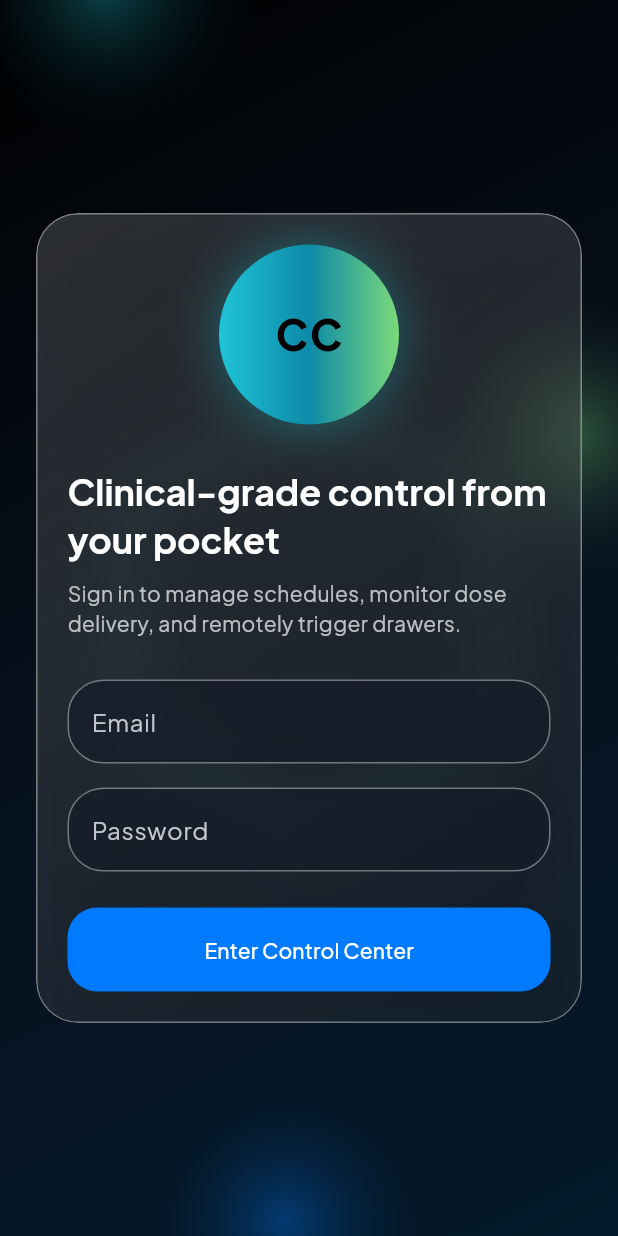
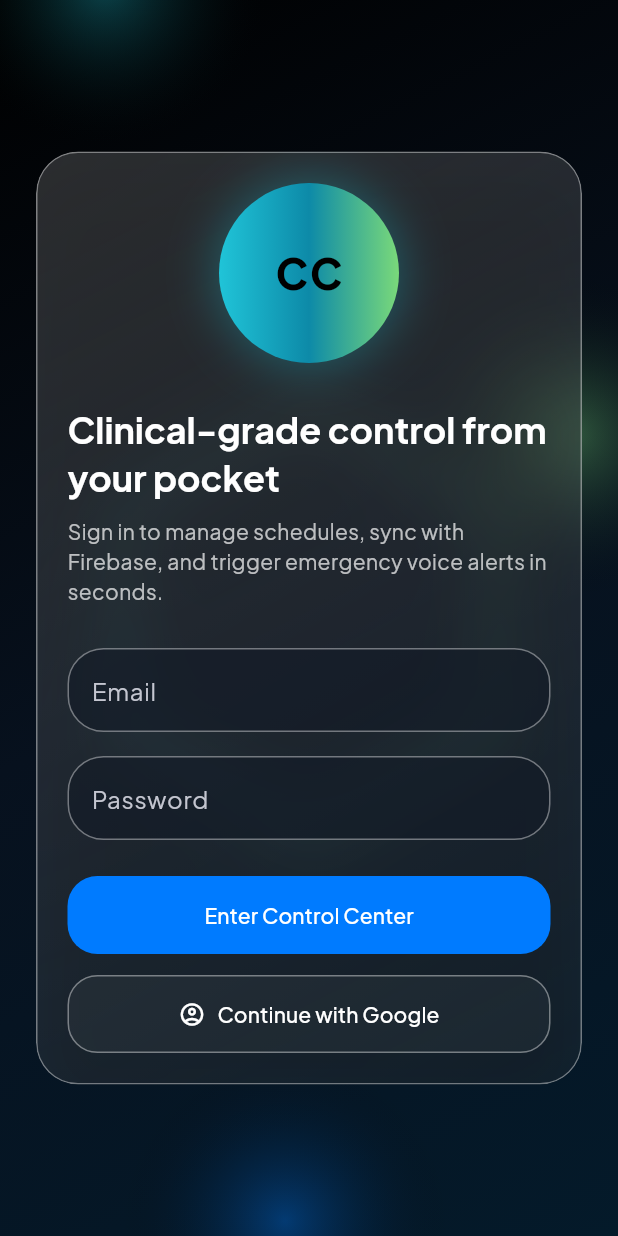
Before and after one commit to moamentorky8/CureConnect-_, a Flutter app: the screen it shows after launch, on a phone screen of 412 x 824 dp. Run offline on Flutter 3.47's test engine with Material 3 defaults, Android fonts, the phone set to English and light mode, and no system bars; our stand-ins replace cloud_firestore, firebase_auth, firebase_core, firebase_database, flutter_riverpod, google_fonts; accounts and stored records are empty.

Commit message:
Feature: Google Auth, Med Scheduling, SOS Voice & Auto-Build

```diff
--- a/flutter_app/lib/features/auth/presentation/pages/login_page.dart
+++ b/flutter_app/lib/features/auth/presentation/pages/login_page.dart
@@ -27,17 +27,14 @@ class _LoginPageState extends ConsumerState<LoginPage> {
     super.dispose();
   }
 
-  Future<void> _submit() async {
+  Future<void> _runAction(Future<void> Function() action) async {
     setState(() {
       _loading = true;
       _error = null;
     });
 
     try {
-      await ref.read(repositoryProvider).signIn(
-            email: _emailController.text.trim(),
-            password: _passwordController.text.trim(),
-          );
+      await action();
     } catch (error) {
       setState(() => _error = error.toString());
     } finally {
@@ -45,6 +42,21 @@ class _LoginPageState extends ConsumerState<LoginPage> {
         setState(() => _loading = false);
       }
     }
+  }
+
+  Future<void> _submit() {
+    return _runAction(() async {
+      await ref.read(repositoryProvider).signIn(
+            email: _emailController.text.trim(),
+            password: _passwordController.text.trim(),
+          );
+    });
+  }
+
+  Future<void> _signInWithGoogle() {
+    return _runAction(() async {
+      await ref.read(repositoryProvider).signInWithGoogle();
+    });
   }
 
   @override
@@ -70,7 +82,7 @@ class _LoginPageState extends ConsumerState<LoginPage> {
                     ),
                     const SizedBox(height: 10),
                     Text(
-                      'Sign in to manage schedules, monitor dose delivery, and remotely trigger drawers.',
+                      'Sign in to manage schedules, sync with Firebase, and trigger emergency voice alerts in seconds.',
                       style: Theme.of(context).textTheme.bodyMedium?.copyWith(
                             color: Colors.white70,
                           ),
@@ -97,12 +109,26 @@ class _LoginPageState extends ConsumerState<LoginPage> {
                     SizedBox(
                       width: double.infinity,
                       child: FilledButton(
-                        style: FilledButton.styleFrom(
-                          padding: const EdgeInsets.symmetric(vertical: 18),
-                          backgroundColor: AppColors.medicalBlue,
-                        ),
                         onPressed: _loading ? null : _submit,
                         child: Text(_loading ? 'Signing in...' : 'Enter Control Center'),
+                      ),
+                    ),
+                    const SizedBox(height: 14),
+                    SizedBox(
+                      width: double.infinity,
+                      child: OutlinedButton.icon(
+                        style: OutlinedButton.styleFrom(
+                          side: const BorderSide(color: AppColors.cardBorder),
+                          padding: const EdgeInsets.symmetric(vertical: 16),
+                          foregroundColor: AppColors.white,
+                          shape: RoundedRectangleBorder(
+                            borderRadius: BorderRadius.circular(20),
+                          ),
+                          backgroundColor: Colors.white.withOpacity(0.04),
+                        ),
+                        onPressed: _loading ? null : _signInWithGoogle,
+                        icon: const Icon(Icons.account_circle_outlined),
+                        label: const Text('Continue with Google'),
                       ),
                     ),
                   ],
```
